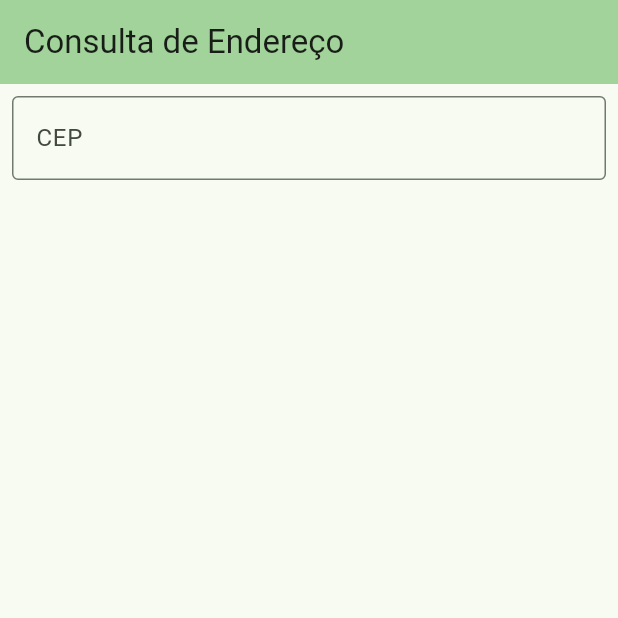
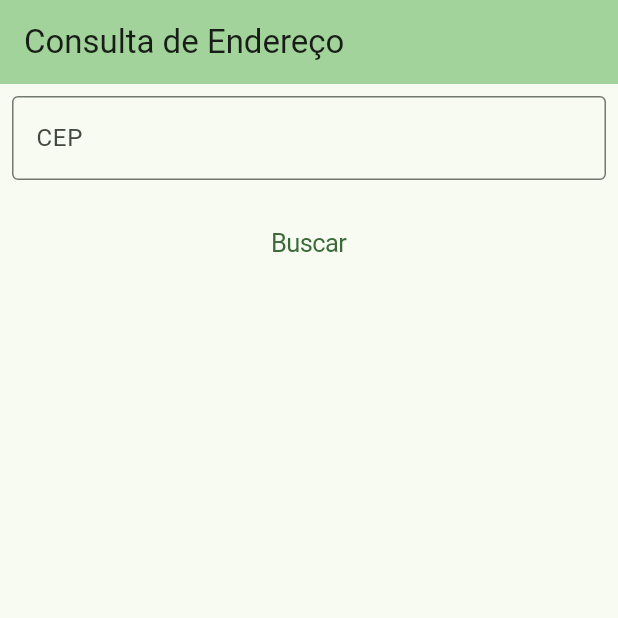
Before and after one commit to Ed4nt/APIViaCEP, a Flutter app: the screen it shows after launch, on a phone screen of 412 x 824 dp, the top half of it. Run offline on Flutter 3.47's test engine with Material 3 defaults, Android fonts, the phone set to English and light mode, and no system bars.

Commit message:
Adicionado campos de endereço e botão de busca no formulário

```diff
--- a/apiviacep_frontend/lib/main.dart
+++ b/apiviacep_frontend/lib/main.dart
@@ -1,3 +1,4 @@
+import 'package:flutter/cupertino.dart';
 import 'package:flutter/material.dart';
 
 
@@ -37,7 +38,12 @@ class _MyHomePageState extends State<MyHomePage> {
 
   final cepController = TextEditingController();
 
-
+  late int cep = 01001-000;
+  late String logradouro = 'Av. Fulano de Tal';
+  late String complemento = 'Lado ímpar';
+  late String bairro = 'Sé';
+  late String localidade = 'São Paulo';
+  late String uf = 'SP';
 
   @override
   void dispose() {
@@ -68,6 +74,33 @@ class _MyHomePageState extends State<MyHomePage> {
               ),
             ),
 
+            Padding(
+              padding: EdgeInsetsGeometry.all(8),
+              child: CupertinoButton(
+                onPressed: () {
+                  showDialog(
+                    context: context,
+                    builder: (BuildContext context) {
+                      return
+                        AlertDialog(
+                          title: const Text('Endereço'),
+                          content: Column(
+                            children: [
+                              Text('CEP: $cep'),
+                              Text('Logradouro: $logradouro'),
+                              Text('Complemento: $complemento'),
+                              Text('Bairro: $bairro'),
+                              Text('Localidade: $localidade'),
+                              Text('UF: $uf'),
+                            ],
+                          )
+                        );
+                    });
+
+                },
+                child: const Text('Buscar')
+              ),
+            ),
 
           /*
             // Logradouro
```
